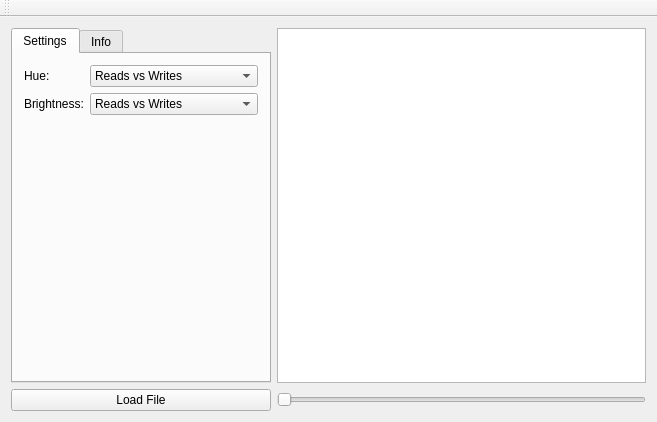
tmaxthomas/MemVis, file vizRenderQt/mainwindow.ui: the form before one commit.
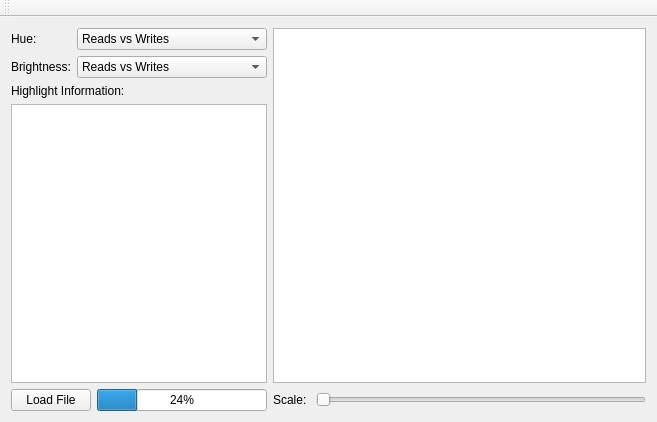
The form after the commit. The open tabs and pages were chosen to show the change.

Commit message: Scrollbar also no tabs

Diff of the .ui file:
```diff
--- a/vizRenderQt/mainwindow.ui
+++ b/vizRenderQt/mainwindow.ui
@@ -26,59 +26,58 @@
      <verstretch>1</verstretch>
     </sizepolicy>
    </property>
-   <layout class="QGridLayout" name="gridLayout_2">
+   <layout class="QGridLayout" name="gridLayout">
     <item row="0" column="1">
-     <widget class="QGraphicsView" name="graphicsView">
-      <property name="sizePolicy">
-       <sizepolicy hsizetype="Expanding" vsizetype="Expanding">
-        <horstretch>0</horstretch>
-        <verstretch>0</verstretch>
-       </sizepolicy>
-      </property>
-     </widget>
-    </item>
-    <item row="1" column="0">
-     <widget class="QPushButton" name="loadFileButton">
-      <property name="sizePolicy">
-       <sizepolicy hsizetype="Minimum" vsizetype="Fixed">
-        <horstretch>0</horstretch>
-        <verstretch>0</verstretch>
-       </sizepolicy>
-      </property>
-      <property name="text">
-       <string>Load File</string>
-      </property>
-     </widget>
-    </item>
-    <item row="1" column="1">
-     <widget class="QSlider" name="horizontalSlider">
-      <property name="orientation">
-       <enum>Qt::Horizontal</enum>
-      </property>
-     </widget>
-    </item>
-    <item row="0" column="0">
-     <widget class="QTabWidget" name="tabWidget">
-      <property name="sizePolicy">
-       <sizepolicy hsizetype="Fixed" vsizetype="Expanding">
-        <horstretch>0</horstretch>
-        <verstretch>0</verstretch>
-       </sizepolicy>
-      </property>
+     <widget class="QFrame" name="frame_2">
       <property name="minimumSize">
        <size>
-        <width>250</width>
+        <width>0</width>
         <height>0</height>
        </size>
       </property>
-      <property name="currentIndex">
-       <number>1</number>
+      <property name="frameShape">
+       <enum>QFrame::NoFrame</enum>
       </property>
-      <widget class="QWidget" name="tab">
-       <attribute name="title">
-        <string>Settings</string>
-       </attribute>
-       <layout class="QFormLayout" name="formLayout">
+      <property name="frameShadow">
+       <enum>QFrame::Raised</enum>
+      </property>
+      <layout class="QGridLayout" name="gridLayout_2">
+       <property name="leftMargin">
+        <number>0</number>
+       </property>
+       <property name="topMargin">
+        <number>0</number>
+       </property>
+       <property name="rightMargin">
+        <number>0</number>
+       </property>
+       <property name="bottomMargin">
+        <number>0</number>
+       </property>
+       <item row="1" column="0">
+        <widget class="QFrame" name="frame">
+         <property name="frameShape">
+          <enum>QFrame::NoFrame</enum>
+         </property>
+         <property name="frameShadow">
+          <enum>QFrame::Plain</enum>
+         </property>
+         <property name="lineWidth">
+          <number>0</number>
+         </property>
+         <layout class="QFormLayout" name="formLayout_2">
+          <property name="leftMargin">
+           <number>0</number>
+          </property>
+          <property name="topMargin">
+           <number>0</number>
+          </property>
+          <property name="rightMargin">
+           <number>0</number>
+          </property>
+          <property name="bottomMargin">
+           <number>0</number>
+          </property>
         <item row="0" column="0">
          <widget class="QLabel" name="label">
           <property name="text">
@@ -105,6 +104,25 @@
           </item>
          </widget>
         </item>
+          <item row="1" column="1">
+           <widget class="QComboBox" name="comboBox_2">
+            <item>
+             <property name="text">
+              <string>Reads vs Writes</string>
+             </property>
+            </item>
+            <item>
+             <property name="text">
+              <string>Hits vs Misses</string>
+             </property>
+            </item>
+            <item>
+             <property name="text">
+              <string>Accesses</string>
+             </property>
+            </item>
+           </widget>
+          </item>
         <item row="1" column="0">
          <widget class="QLabel" name="label_2">
           <property name="text">
@@ -112,32 +130,74 @@
           </property>
          </widget>
         </item>
+         </layout>
+        </widget>
+       </item>
+       <item row="3" column="0">
+        <widget class="QTextBrowser" name="textBrowser">
+         <property name="sizePolicy">
+          <sizepolicy hsizetype="Expanding" vsizetype="Expanding">
+           <horstretch>1</horstretch>
+           <verstretch>1</verstretch>
+          </sizepolicy>
+         </property>
+        </widget>
+       </item>
+       <item row="2" column="0">
+        <widget class="QLabel" name="label_4">
+         <property name="text">
+          <string>Highlight Information:</string>
+         </property>
+        </widget>
+       </item>
+      </layout>
+     </widget>
+    </item>
+    <item row="0" column="4">
+     <widget class="QGraphicsView" name="graphicsView">
+      <property name="sizePolicy">
+       <sizepolicy hsizetype="Expanding" vsizetype="Expanding">
+        <horstretch>2</horstretch>
+        <verstretch>0</verstretch>
+       </sizepolicy>
+      </property>
+     </widget>
+    </item>
+    <item row="1" column="4">
+     <widget class="QWidget" name="widget" native="true">
+      <layout class="QGridLayout" name="gridLayout_3">
+       <property name="leftMargin">
+        <number>0</number>
+       </property>
+       <property name="topMargin">
+        <number>0</number>
+       </property>
+       <property name="rightMargin">
+        <number>0</number>
+       </property>
+       <property name="bottomMargin">
+        <number>0</number>
+       </property>
+       <item row="0" column="1">
+        <widget class="QSlider" name="horizontalSlider">
+         <property name="orientation">
+          <enum>Qt::Horizontal</enum>
+         </property>
+        </widget>
+       </item>
+       <item row="0" column="0">
+        <widget class="QLabel" name="label_3">
+         <property name="text">
+          <string>Scale: </string>
+         </property>
+        </widget>
+       </item>
+      </layout>
+     </widget>
+    </item>
         <item row="1" column="1">
-         <widget class="QComboBox" name="comboBox_2">
-          <item>
-           <property name="text">
-            <string>Reads vs Writes</string>
-           </property>
-          </item>
-          <item>
-           <property name="text">
-            <string>Hits vs Misses</string>
-           </property>
-          </item>
-          <item>
-           <property name="text">
-            <string>Accesses</string>
-           </property>
-          </item>
-         </widget>
-        </item>
-       </layout>
-      </widget>
-      <widget class="QWidget" name="tab_2">
-       <attribute name="title">
-        <string>Info</string>
-       </attribute>
-       <layout class="QGridLayout" name="gridLayout">
+     <widget class="QWidget" name="widget_2" native="true">
+      <layout class="QGridLayout" name="gridLayout_4">
         <property name="leftMargin">
          <number>0</number>
         </property>
@@ -151,10 +211,32 @@
          <number>0</number>
         </property>
         <item row="0" column="0">
-         <widget class="QTextBrowser" name="textBrowser"/>
-        </item>
-       </layout>
-      </widget>
+        <widget class="QPushButton" name="loadFileButton">
+         <property name="sizePolicy">
+          <sizepolicy hsizetype="Fixed" vsizetype="Fixed">
+           <horstretch>0</horstretch>
+           <verstretch>0</verstretch>
+          </sizepolicy>
+         </property>
+         <property name="layoutDirection">
+          <enum>Qt::LeftToRight</enum>
+         </property>
+         <property name="text">
+          <string>Load File</string>
+         </property>
+        </widget>
+       </item>
+       <item row="0" column="1">
+        <widget class="QProgressBar" name="progressBar">
+         <property name="enabled">
+          <bool>true</bool>
+         </property>
+         <property name="value">
+          <number>24</number>
+         </property>
+        </widget>
+       </item>
+      </layout>
      </widget>
     </item>
    </layout>
```
Left out of the diff: 2 changed lines with no effect on the pictures. Lines whose indentation alone changed are shown as unchanged. The commit also changes 2 other files.
